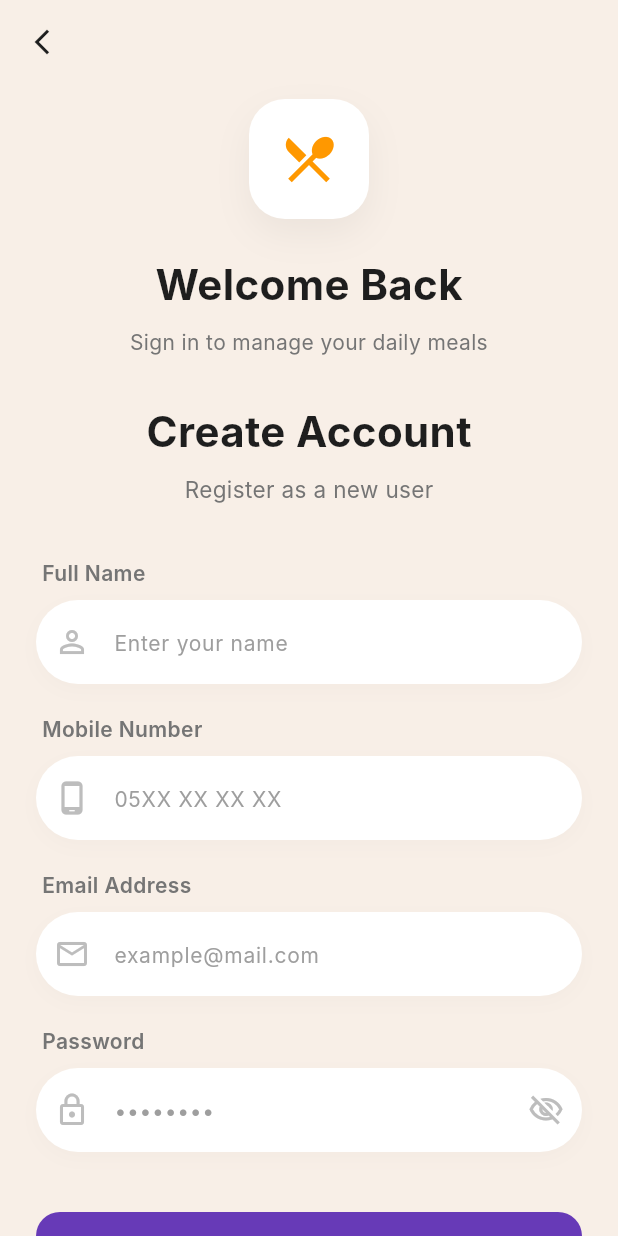
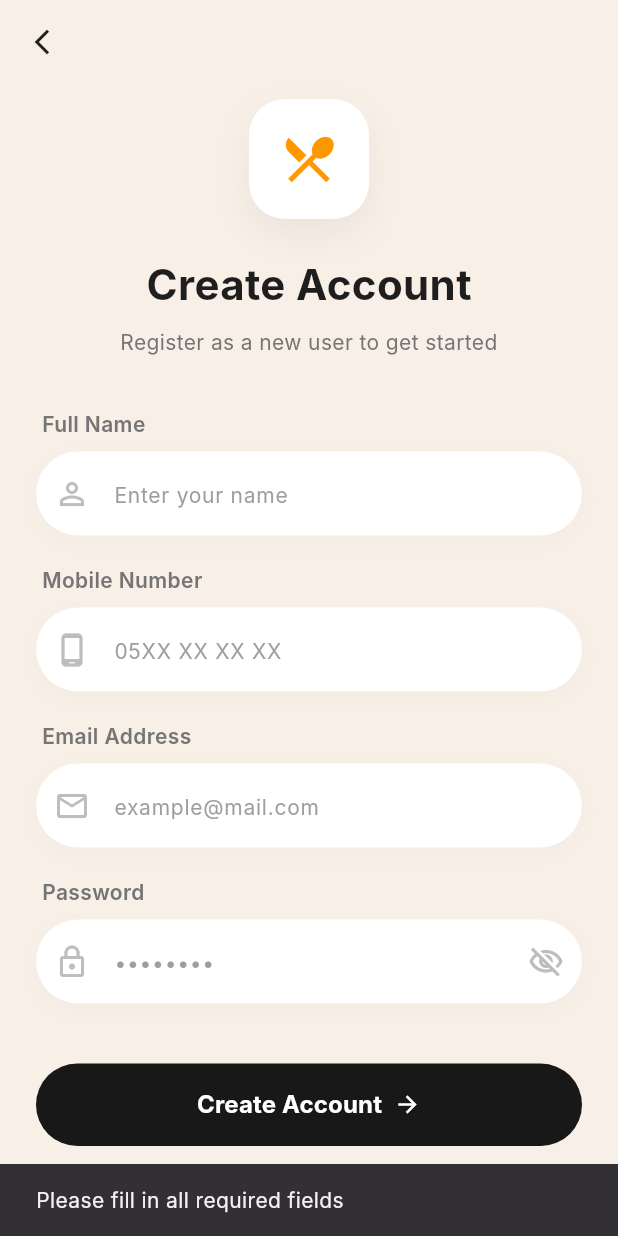
Before and after one commit to kevenmuba/MealLink, a Flutter app: the RegisterScreen screen opened directly, after a tap on "Create Account", on a phone screen of 412 x 824 dp. Run offline on Flutter 3.47's test engine with Material 3 defaults, Android fonts, the phone set to English and light mode, and no system bars; our stand-ins replace cloud_firestore, firebase_auth, firebase_core; accounts and stored records are empty; Roboto replaces fonts that are missing (Inter).

Commit message:
finish the registration

```diff
--- a/lib/features/auth/screens/register_screen.dart
+++ b/lib/features/auth/screens/register_screen.dart
@@ -1,4 +1,6 @@
 import 'package:flutter/material.dart';
+import 'package:firebase_auth/firebase_auth.dart';
+import 'package:cloud_firestore/cloud_firestore.dart';
 import '../widgets/auth_widgets.dart';
 import '../../../core/theme/app_colors.dart';
 
@@ -16,11 +18,77 @@ class _RegisterScreenState extends State<RegisterScreen> {
   final TextEditingController _emailController = TextEditingController();
   final TextEditingController _passwordController = TextEditingController();
 
+  // Loading state to disable button and show progress
+  bool _isLoading = false;
+
+  Future<void> _handleRegister() async {
+    if (_emailController.text.isEmpty || _passwordController.text.isEmpty || _nameController.text.isEmpty) {
+      ScaffoldMessenger.of(context).showSnackBar(
+        const SnackBar(content: Text("Please fill in all required fields")),
+      );
+      return;
+    }
+
+    setState(() => _isLoading = true);
+
+    try {
+      // 1. Create User in Firebase Authentication
+      UserCredential userCredential = await FirebaseAuth.instance
+          .createUserWithEmailAndPassword(
+        email: _emailController.text.trim(),
+        password: _passwordController.text.trim(),
+      );
+
+      // 2. Store user profile in Firestore with Step 1 requirements
+      await FirebaseFirestore.instance
+          .collection('users')
+          .doc(userCredential.user!.uid)
+          .set({
+        'uid': userCredential.user!.uid,
+        'name': _nameController.text.trim(),
+        'phone': _phoneController.text.trim(),
+        'email': _emailController.text.trim(),
+        'role': 'customer',             // Changed from 'user' to 'customer'
+        'status': 'pending',            // 🔴 The gatekeeper status
+        'totalPaid': 0.0,               // Initial financial state
+        'balance': 0.0,                 // Initial financial state
+        'createdAt': FieldValue.serverTimestamp(),
+      });
+
+      // 3. Success Feedback
+      if (mounted) {
+        // Log out immediately so they don't stay logged in after registration
+        await FirebaseAuth.instance.signOut();
+
+        ScaffoldMessenger.of(context).showSnackBar(
+          const SnackBar(
+            content: Text("Registration successful. Please wait for admin approval."),
+            backgroundColor: Colors.orange, // Orange suggests "waiting/pending"
+            duration: Duration(seconds: 5),
+          ),
+        );
+
+        // Redirect to Login Screen
+        Navigator.pop(context);
+      }
+    } on FirebaseAuthException catch (e) {
+      String errorMessage = e.message ?? "An error occurred";
+      ScaffoldMessenger.of(context).showSnackBar(
+        SnackBar(content: Text(errorMessage), backgroundColor: Colors.red),
+      );
+    } catch (e) {
+      ScaffoldMessenger.of(context).showSnackBar(
+        SnackBar(content: Text("Error: ${e.toString()}"), backgroundColor: Colors.red),
+      );
+    } finally {
+      if (mounted) setState(() => _isLoading = false);
+    }
+  }
+
   @override
   Widget build(BuildContext context) {
     return Scaffold(
       backgroundColor: AppColors.background,
-      // Back button to return to Login
       appBar: AppBar(
         backgroundColor: Colors.transparent,
         elevation: 0,
@@ -35,29 +103,15 @@ class _RegisterScreenState extends State<RegisterScreen> {
           child: Column(
             crossAxisAlignment: CrossAxisAlignment.center,
             children: [
-              const AuthHeader(), // Your existing Logo/Header
-              const SizedBox(height: 30),
+              // Dynamic Header from your auth_widgets.dart
+              const AuthHeader(
+                title: "Create Account",
+                subtitle: "Register as a new user to get started",
+              ),
 
-              const Text(
-                "Create Account",
-                style: TextStyle(
-                  fontSize: 28,
-                  fontWeight: FontWeight.bold,
-                  color: AppColors.primaryText,
-                ),
-              ),
-              const SizedBox(height: 8),
-              const Text(
-                "Register as a new user",
-                style: TextStyle(
-                  fontSize: 15,
-                  color: AppColors.secondaryText,
-                ),
-              ),
               const SizedBox(height: 35),
 
               // --- FORM FIELDS ---
-
               CustomTextField(
                 label: 'Full Name',
                 hintText: 'Enter your name',
@@ -93,32 +147,12 @@ class _RegisterScreenState extends State<RegisterScreen> {
               const SizedBox(height: 40),
 
               // --- SIGN UP BUTTON ---
-              SizedBox(
-                width: double.infinity,
-                height: 56,
-                child: ElevatedButton(
-                  onPressed: () {
-                    // UI Action: Print values to console for now
-                    print("Registering as: User");
-                    print("Name: ${_nameController.text}");
-                  },
-                  style: ElevatedButton.styleFrom(
-                    backgroundColor: Colors.deepPurple, // Matches your seed color
-                    foregroundColor: Colors.white,
-                    shape: RoundedRectangleBorder(
-                      borderRadius: BorderRadius.circular(16),
-                    ),
-                    elevation: 0,
-                  ),
-                  child: const Text(
-                    "Create Account",
-                    style: TextStyle(
-                      fontSize: 16,
-                      fontWeight: FontWeight.bold,
-                    ),
-                  ),
+              _isLoading
+              ? const CircularProgressIndicator(color: Colors.deepPurple)
+              : SignInButton(
+                  text: "Create Account",
+                  onPressed: _handleRegister,
                 ),
-              ),
 
               const SizedBox(height: 25),
 
```
